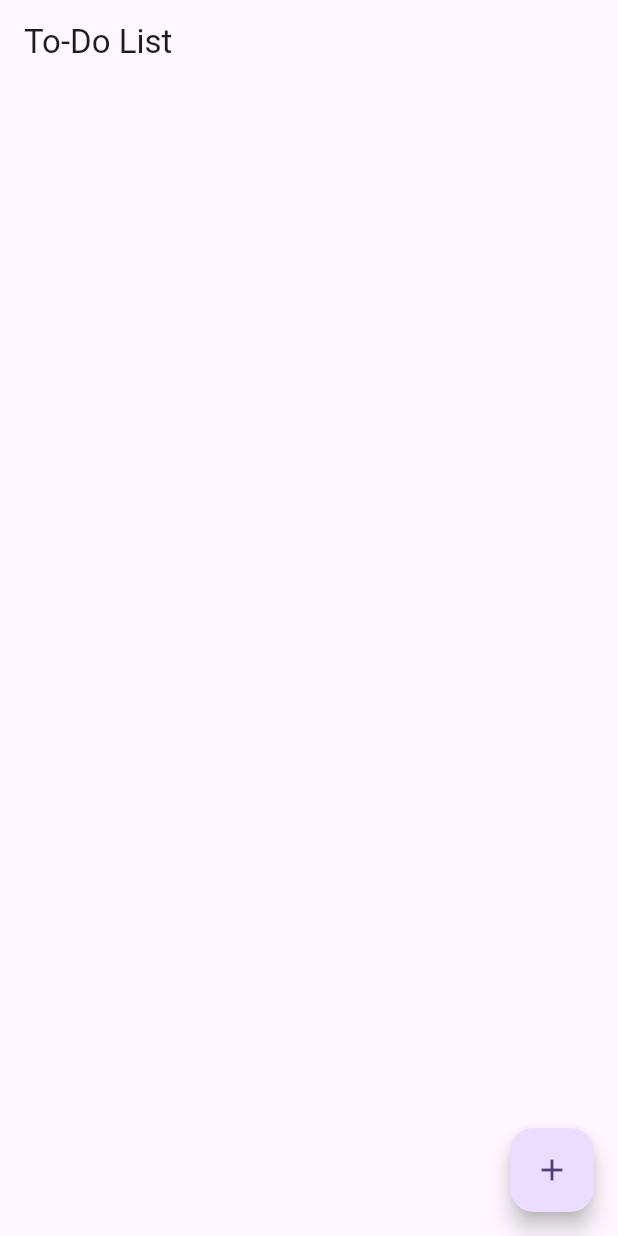
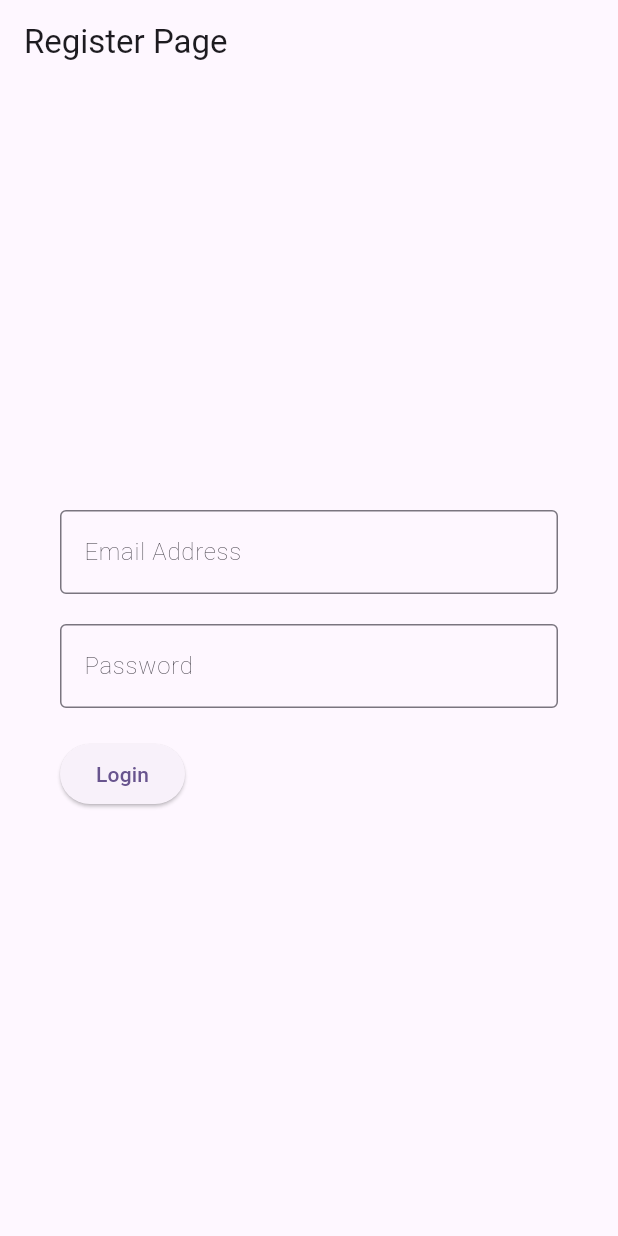
Before and after one commit to reetviksuthar2000/To-Do-App-Flutter, a Flutter app: the screen it shows after launch, on a phone screen of 412 x 824 dp. Run offline on Flutter 3.47's test engine with Material 3 defaults, Android fonts, the phone set to English and light mode, and no system bars; our stand-ins replace logger.

Commit message:
login & register screen added or naviagtion flow added

```diff
--- a/lib/main.dart
+++ b/lib/main.dart
@@ -1,5 +1,8 @@
 import 'package:flutter/material.dart';
-import 'package:flutter_application_1/screens/Todo%20page/todo_list_page.dart';
+// import 'package:flutter_application_1/screens/Todo%20page/todo_list_page.dart';
+// import 'package:flutter_application_1/screens/login/login.dart';
+import 'package:flutter_application_1/screens/register/register.dart';
+// import 'package:flutter_application_1/screens/second%20page/second_page.dart';
 // import 'package:flutter_application_1/screens/second%20page/second_page.dart';
 
 void main() {
@@ -18,7 +21,7 @@ class MyApp extends StatelessWidget {
           colorScheme: ColorScheme.fromSeed(seedColor: Colors.deepPurple),
           useMaterial3: true,
         ),
-        home: const ToDoListPage(),
+        home: const Register(),
         debugShowCheckedModeBanner: false);
   }
 }
--- a/lib/screens/Todo page/todo_list_page.dart
+++ b/lib/screens/Todo page/todo_list_page.dart
@@ -14,6 +14,7 @@ class _ToDoListPageState extends State<ToDoListPage> {
     return Scaffold(
       appBar: AppBar(
         title: const Text('To-Do List'),
+        backgroundColor: const Color(0xFF42A5F5),
       ),
       body: ListView.builder(
         itemCount: _toDoList.length,
@@ -72,7 +73,7 @@ class _ToDoListPageState extends State<ToDoListPage> {
                       builder: (BuildContext context) {
                         return AlertDialog(
                           title: const Text(
-                              'Are you sure you want to delete this '),
+                              'Are you sure you want to delete this todo '),
                           actions: <Widget>[
                             TextButton(
                               child: const Text('Cancel'),
--- /dev/null
+++ b/lib/screens/login/login.dart
@@ -0,0 +1,70 @@
+import 'package:flutter/material.dart';
+import 'package:flutter_application_1/screens/Todo%20page/todo_list_page.dart';
+
+class Login extends StatefulWidget {
+  const Login({Key? key}) : super(key: key);
+
+  @override
+  State<Login> createState() => _LoginState();
+}
+
+class _LoginState extends State<Login> {
+  String email = "";
+  String password = "";
+
+  @override
+  Widget build(BuildContext context) {
+    return Scaffold(
+      appBar: AppBar(
+        title: const Text('Login Page'),
+      ),
+      body: Padding(
+        padding: const EdgeInsets.symmetric(horizontal: 40.0),
+        child: Column(
+          mainAxisAlignment: MainAxisAlignment.center,
+          crossAxisAlignment: CrossAxisAlignment.start,
+          children: [
+            TextField(
+              style: const TextStyle(fontWeight: FontWeight.w200),
+              decoration: const InputDecoration(
+                border: OutlineInputBorder(),
+                hintText: "Email Address",
+              ),
+              onChanged: (value) {
+                setState(() {
+                  email = value;
+                });
+                print(value);
+              },
+            ),
+            const SizedBox(height: 20),
+            TextField(
+              obscureText: true,
+              style: const TextStyle(fontWeight: FontWeight.w200),
+              decoration: const InputDecoration(
+                border: OutlineInputBorder(),
+                hintText: "Password",
+              ),
+              onChanged: (value) {
+                setState(() {
+                  password = value;
+                });
+                print(value);
+              },
+            ),
+            const SizedBox(height: 20),
+            ElevatedButton(
+              onPressed: () {
+                Navigator.push(
+                  context,
+                  MaterialPageRoute(builder: (context) => const ToDoListPage()),
+                );
+              },
+              child: const Text('Login'),
+            ),
+          ],
+        ),
+      ),
+    );
+  }
+}
--- /dev/null
+++ b/lib/screens/register/register.dart
@@ -0,0 +1,70 @@
+import 'package:flutter/material.dart';
+import 'package:flutter_application_1/screens/login/login.dart';
+
+class Register extends StatefulWidget {
+  const Register({Key? key}) : super(key: key);
+
+  @override
+  State<Register> createState() => _RegisterState();
+}
+
+class _RegisterState extends State<Register> {
+  String email = "";
+  String password = "";
+
+  @override
+  Widget build(BuildContext context) {
+    return Scaffold(
+      appBar: AppBar(
+        title: const Text('Register Page'),
+      ),
+      body: Padding(
+        padding: const EdgeInsets.symmetric(horizontal: 40.0),
+        child: Column(
+          mainAxisAlignment: MainAxisAlignment.center,
+          crossAxisAlignment: CrossAxisAlignment.start,
+          children: [
+            TextField(
+              style: const TextStyle(fontWeight: FontWeight.w200),
+              decoration: const InputDecoration(
+                border: OutlineInputBorder(),
+                hintText: "Email Address",
+              ),
+              onChanged: (value) {
+                setState(() {
+                  email = value;
+                });
+                print(value);
+              },
+            ),
+            const SizedBox(height: 20),
+            TextField(
+              obscureText: true,
+              style: const TextStyle(fontWeight: FontWeight.w200),
+              decoration: const InputDecoration(
+                border: OutlineInputBorder(),
+                hintText: "Password",
+              ),
+              onChanged: (value) {
+                setState(() {
+                  password = value;
+                });
+                print(value);
+              },
+            ),
+            const SizedBox(height: 20),
+            ElevatedButton(
+              onPressed: () {
+                Navigator.push(
+                  context,
+                  MaterialPageRoute(builder: (context) => const Login()),
+                );
+              },
+              child: const Text('Login'),
+            ),
+          ],
+        ),
+      ),
+    );
+  }
+}
--- a/lib/screens/second page/second_page.dart
+++ b/lib/screens/second page/second_page.dart
@@ -12,6 +12,7 @@ class SecondPage extends StatefulWidget {
 
 class _SecondPageState extends State<SecondPage> {
   String _name = '';
+  final _x = 'Hello World';
 
   @override
   void initState() {
@@ -32,6 +33,7 @@ class _SecondPageState extends State<SecondPage> {
     });
 
     logger.f(_name);
+    logger.f(_x);
   }
 
   @override
```
